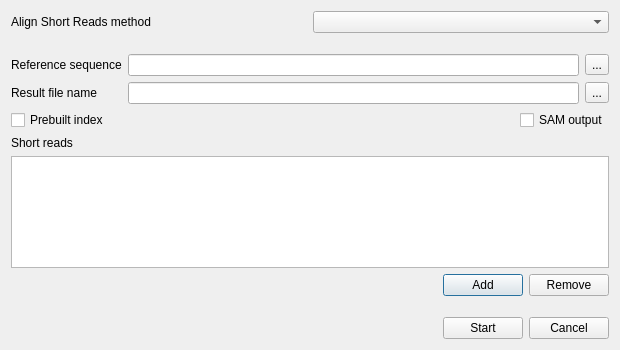
This is src/corelibs/U2View/src/util_dna_assembly/ui/AssemblyToRefDialog.ui in violethaze74/ugene as Qt 5 draws it before an edit. The edited form follows.
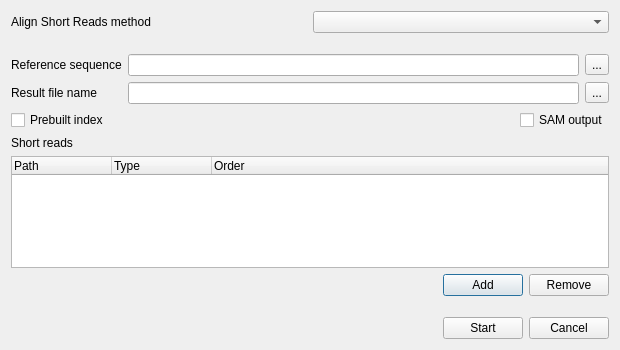
This is the edited form.

Patch:
```diff
--- a/src/corelibs/U2View/src/util_dna_assembly/ui/AssemblyToRefDialog.ui
+++ b/src/corelibs/U2View/src/util_dna_assembly/ui/AssemblyToRefDialog.ui
@@ -154,16 +154,22 @@
     </widget>
    </item>
    <item>
-    <widget class="QListWidget" name="shortReadsList">
-     <property name="sizePolicy">
-      <sizepolicy hsizetype="Expanding" vsizetype="Expanding">
-       <horstretch>0</horstretch>
-       <verstretch>0</verstretch>
-      </sizepolicy>
-     </property>
-     <property name="toolTip">
-      <string>Add short reads here. &lt;b&gt;At least one read&lt;/b&gt; should be presented.</string>
-     </property>
+    <widget class="QTreeWidget" name="shortReadsTable">
+     <column>
+      <property name="text">
+       <string>Path</string>
+      </property>
+     </column>
+     <column>
+      <property name="text">
+       <string>Type</string>
+      </property>
+     </column>
+     <column>
+      <property name="text">
+       <string>Order</string>
+      </property>
+     </column>
     </widget>
    </item>
    <item>
```
